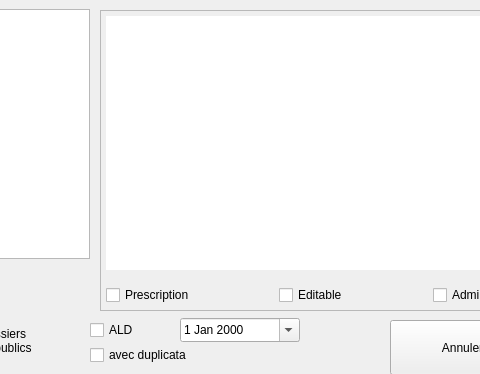
Qt form Dialogs/dlg_impressions.ui (ukinoki/Rufus) before a commit; both pictures show x 660 to 1140 and y 0 to 374 of the 1340 by 374 pixel window.
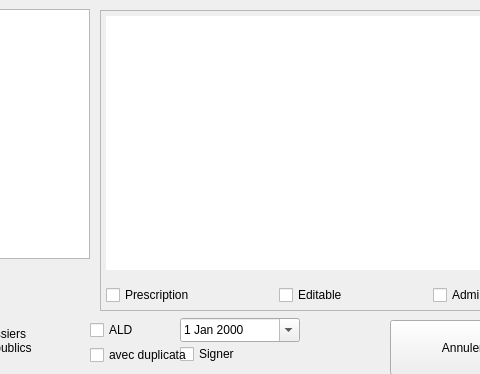
The same form after that commit. Icons and pictures are not drawn. Custom widgets are drawn as their Qt base class.

Commit message:
Checkbox « Signer » dans dlg_refraction et dlg_impressions
UpCheckBox SignerupCheckBox, visible seulement si l'utilisateur connecté
a une signature enregistrée, précochée selon le défaut du poste
(rufus.ini, Param_Poste_SignatureAuto) et décochable ponctuellement.

- dlg_refraction : sous DateDateEdit.
- dlg_impressions : sous dateImpressiondateEdit.

```diff
--- a/Dialogs/dlg_impressions.ui
+++ b/Dialogs/dlg_impressions.ui
@@ -218,6 +218,19 @@
     <bool>true</bool>
    </property>
   </widget>
+  <widget class="UpCheckBox" name="SignerupCheckBox">
+   <property name="geometry">
+    <rect>
+     <x>840</x>
+     <y>344</y>
+     <width>120</width>
+     <height>20</height>
+    </rect>
+   </property>
+   <property name="text">
+    <string>Signer</string>
+   </property>
+  </widget>
   <widget class="QCheckBox" name="ALDcheckBox">
    <property name="geometry">
     <rect>
```
The commit also changes 3 other files.
